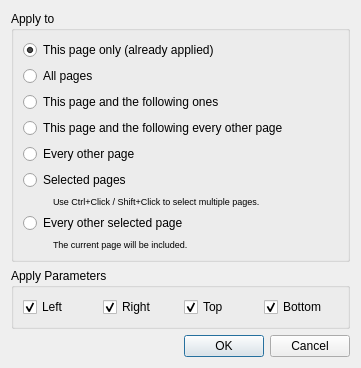
The window that src/core/filters/page_layout/ApplyMarginsDialog.ui (2ndmax/scantailor-ocr) describes before a commit, drawn with Qt 5.
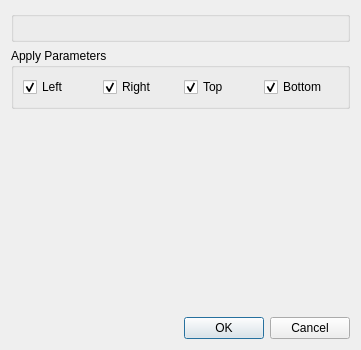
The same window after the commit. Custom widgets are drawn as their Qt base class.

Commit message: Apply dialogs: one shared page choice with page counts

```diff
--- a/src/core/filters/page_layout/ApplyMarginsDialog.ui
+++ b/src/core/filters/page_layout/ApplyMarginsDialog.ui
@@ -15,129 +15,7 @@
   </property>
   <layout class="QVBoxLayout" name="verticalLayout_5">
    <item>
-    <widget class="QGroupBox" name="groupBox_2">
-     <property name="title">
-      <string>Apply to</string>
-     </property>
-     <layout class="QVBoxLayout" name="verticalLayout_2">
-      <item>
-       <widget class="QRadioButton" name="thisPageRB">
-        <property name="text">
-         <string>This page only (already applied)</string>
-        </property>
-        <property name="checked">
-         <bool>true</bool>
-        </property>
-       </widget>
-      </item>
-      <item>
-       <widget class="QRadioButton" name="allPagesRB">
-        <property name="text">
-         <string>All pages</string>
-        </property>
-       </widget>
-      </item>
-      <item>
-       <widget class="QRadioButton" name="thisPageAndFollowersRB">
-        <property name="text">
-         <string>This page and the following ones</string>
-        </property>
-       </widget>
-      </item>
-      <item>
-       <widget class="QRadioButton" name="thisEveryOtherRB">
-        <property name="text">
-         <string extracomment="All odd or even pages, depending on the current page being odd or even.">This page and the following every other page</string>
-        </property>
-       </widget>
-      </item>
-      <item>
-       <widget class="QRadioButton" name="everyOtherRB">
-        <property name="text">
-         <string extracomment="All odd or even pages, depending on the current page being odd or even.">Every other page</string>
-        </property>
-       </widget>
-      </item>
-      <item>
-       <widget class="QRadioButton" name="selectedPagesRB">
-        <property name="text">
-         <string>Selected pages</string>
-        </property>
-       </widget>
-      </item>
-      <item>
-       <layout class="QHBoxLayout" name="horizontalLayout_2">
-        <item>
-         <spacer name="horizontalSpacer_5">
-          <property name="orientation">
-           <enum>Qt::Horizontal</enum>
-          </property>
-          <property name="sizeType">
-           <enum>QSizePolicy::Fixed</enum>
-          </property>
-          <property name="sizeHint" stdset="0">
-           <size>
-            <width>30</width>
-            <height>0</height>
-           </size>
-          </property>
-         </spacer>
-        </item>
-        <item>
-         <widget class="QLabel" name="selectedPagesHint">
-          <property name="font">
-           <font>
-            <pointsize>7</pointsize>
-           </font>
-          </property>
-          <property name="text">
-           <string>Use Ctrl+Click / Shift+Click to select multiple pages.</string>
-          </property>
-         </widget>
-        </item>
-       </layout>
-      </item>
-      <item>
-       <widget class="QRadioButton" name="everyOtherSelectedRB">
-        <property name="text">
-         <string>Every other selected page</string>
-        </property>
-       </widget>
-      </item>
-      <item>
-       <layout class="QHBoxLayout" name="horizontalLayout_5">
-        <item>
-         <spacer name="horizontalSpacer_6">
-          <property name="orientation">
-           <enum>Qt::Horizontal</enum>
-          </property>
-          <property name="sizeType">
-           <enum>QSizePolicy::Fixed</enum>
-          </property>
-          <property name="sizeHint" stdset="0">
-           <size>
-            <width>30</width>
-            <height>0</height>
-           </size>
-          </property>
-         </spacer>
-        </item>
-        <item>
-         <widget class="QLabel" name="everyOtherSelectedHint">
-          <property name="font">
-           <font>
-            <pointsize>7</pointsize>
-           </font>
-          </property>
-          <property name="text">
-           <string>The current page will be included.</string>
-          </property>
-         </widget>
-        </item>
-       </layout>
-      </item>
-     </layout>
-    </widget>
+    <widget class="PageScopeGroupBox" name="scopeGroupBox"/>
    </item>
    <item>
     <widget class="QGroupBox" name="marginsToApplyGroup">
@@ -213,6 +91,13 @@
    </item>
   </layout>
  </widget>
+ <customwidgets>
+  <customwidget>
+   <class>PageScopeGroupBox</class>
+   <extends>QGroupBox</extends>
+   <header location="global">PageScopeGroupBox.h</header>
+  </customwidget>
+ </customwidgets>
  <resources/>
  <connections>
   <connection>
```
The commit also changes 38 other files.
